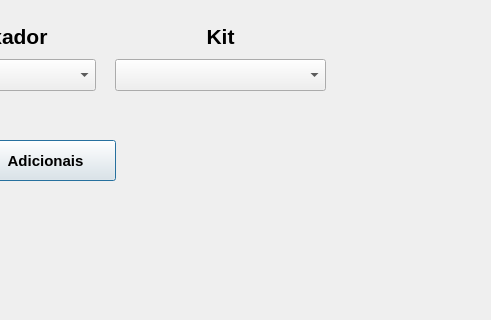
PedrOliveiraM/Artvidros-2023, file ArtvidrosV3/portadeabrir.ui: the form before one commit; both pictures show x 875 to 1366 and y 270 to 590 of the 1366 by 768 pixel window.
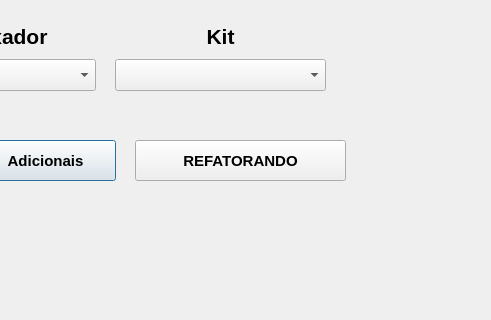
The form after the commit. Icons and pictures are not drawn.

Commit message: refatorando adicionais

What changed in the file:
```diff
--- a/ArtvidrosV3/portadeabrir.ui
+++ b/ArtvidrosV3/portadeabrir.ui
@@ -527,6 +527,35 @@
     </size>
    </property>
   </widget>
+  <widget class="QPushButton" name="pushButtonRefatorando">
+   <property name="geometry">
+    <rect>
+     <x>1010</x>
+     <y>410</y>
+     <width>211</width>
+     <height>41</height>
+    </rect>
+   </property>
+   <property name="font">
+    <font>
+     <pointsize>11</pointsize>
+     <bold>true</bold>
+    </font>
+   </property>
+   <property name="text">
+    <string>REFATORANDO</string>
+   </property>
+   <property name="icon">
+    <iconset resource="files.qrc">
+     <normaloff>:/imagens/adicionar-a-cesta.png</normaloff>:/imagens/adicionar-a-cesta.png</iconset>
+   </property>
+   <property name="iconSize">
+    <size>
+     <width>24</width>
+     <height>24</height>
+    </size>
+   </property>
+  </widget>
  </widget>
  <resources>
   <include location="files.qrc"/>
```
The commit also changes 10 other files.
